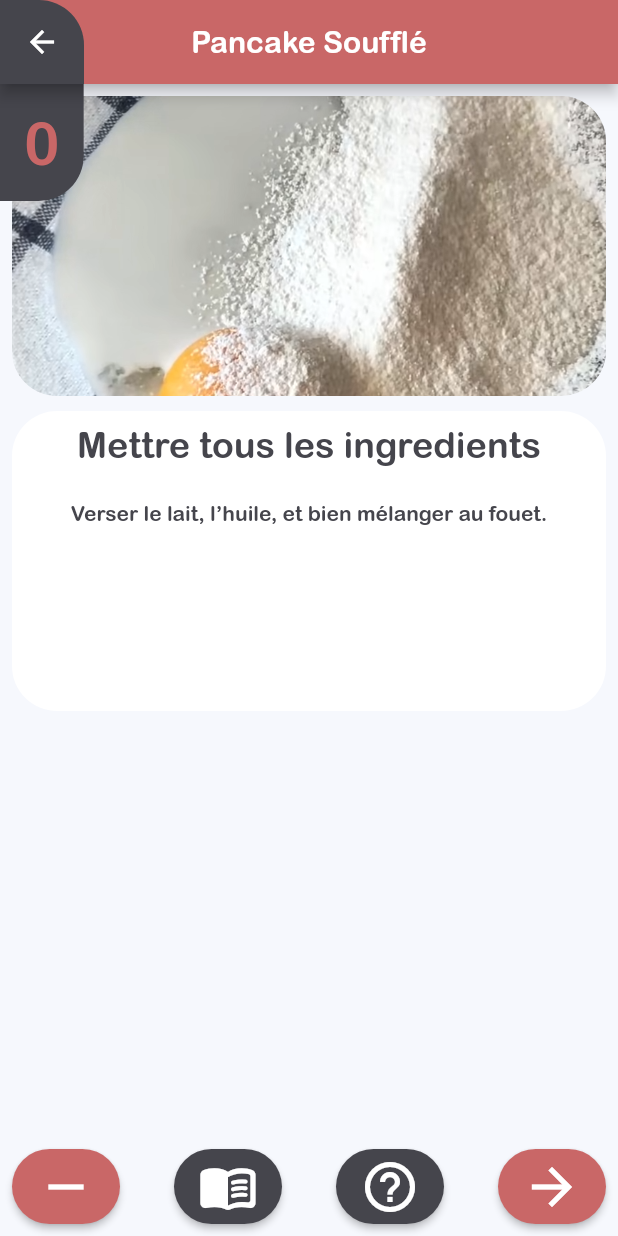
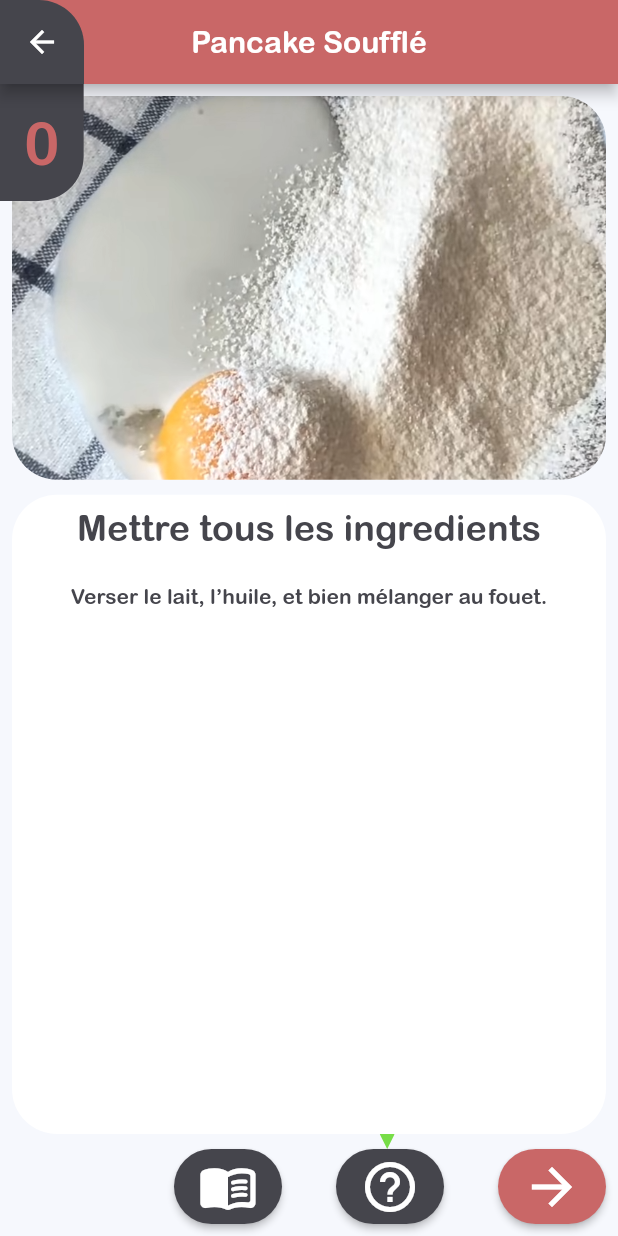
Before and after one commit to otakedev/gred-mobile, a Flutter app: the RecipeStepPage screen opened by its route, on a phone screen of 412 x 824 dp. Run offline on Flutter 3.47's test engine with Material 2 defaults, Android fonts, the phone set to English and light mode, and no system bars; our stand-ins replace flutter_svg, font_awesome_flutter, shared_preferences; accounts and stored records are empty.

Commit message:
[#17] step image and text take all the screen

```diff
--- /dev/null
+++ b/lib/components/draw/DownTriangleClipper.dart
@@ -0,0 +1,16 @@
+import 'package:flutter/material.dart';
+
+class DownTriangleClipper extends CustomClipper<Path> {
+  @override
+  Path getClip(Size size) {
+    final path = Path();
+    path.moveTo(size.width / 2, size.height);
+    path.lineTo(size.width, 0.0);
+    path.lineTo(0.0, 0.0);
+    path.close();
+    return path;
+  }
+
+  @override
+  bool shouldReclip(DownTriangleClipper oldClipper) => false;
+}
--- a/lib/screens/recipe-page/recipe-step-page/components/help_dialog.dart
+++ b/lib/screens/recipe-page/recipe-step-page/components/help_dialog.dart
@@ -6,7 +6,7 @@ import 'package:provider/provider.dart';
 
 class HelpDialog extends StatelessWidget {
   HelpDialog(this._currentStep, {Key key}) : super(key: key);
-  int _currentStep;
+  final int _currentStep;
 
   @override
   Widget build(BuildContext context) {
--- a/lib/screens/recipe-page/recipe-step-page/components/recipe_step.dart
+++ b/lib/screens/recipe-page/recipe-step-page/components/recipe_step.dart
@@ -1,6 +1,6 @@
 import 'package:flutter/material.dart';
+import 'package:gred_mobile/components/draw/DownTriangleClipper.dart';
 import 'package:gred_mobile/core/preference_access.dart';
-import 'package:gred_mobile/core/storage.dart';
 import 'package:gred_mobile/core/text_style.dart';
 import 'package:gred_mobile/models/recipe_step_model.dart';
 import 'package:gred_mobile/providers/recipe_step_provider.dart';
@@ -29,7 +29,9 @@ class RecipeStep extends StatelessWidget {
             padding: const EdgeInsets.all(8.0),
             child: Column(
               children: [
-                Container(
+                Expanded(
+                  flex: 3,
+                  child: Container(
                     height: 200,
                     width: double.infinity,
                     decoration: BoxDecoration(
@@ -40,8 +42,11 @@ class RecipeStep extends StatelessWidget {
                       ),
                     ),
                   ),
+                ),
                 SizedBox(height: 10),
-                Container(
+                Expanded(
+                  flex: 5,
+                  child: Container(
                     height: 200,
                     width: double.infinity,
                     decoration: BoxDecoration(
@@ -71,7 +76,8 @@ class RecipeStep extends StatelessWidget {
                                           padding: const EdgeInsets.all(16.0),
                                           decoration: BoxDecoration(
                                             borderRadius: BorderRadius.only(
-                                              bottomLeft: Radius.circular(30.0),
+                                                bottomLeft:
+                                                    Radius.circular(30.0),
                                                 bottomRight:
                                                     Radius.circular(30.0)),
                                             color: kColorAccent,
@@ -112,6 +118,19 @@ class RecipeStep extends StatelessWidget {
                       ],
                     ),
                   ),
+                ),
+                Container(
+                  height: 10,
+                  child: isHelpAvailable
+                      ? Align(
+                          alignment: Alignment(0.27, 0),
+                          child: ClipPath(
+                              clipper: DownTriangleClipper(),
+                              child: Container(width: 10, color: kColorAccent)),
+                        )
+                      : null,
+                ),
+                SizedBox(height: 50),
               ],
             ),
           ),
--- a/lib/screens/recipe-page/recipe-step-page/components/recipe_steps.dart
+++ b/lib/screens/recipe-page/recipe-step-page/components/recipe_steps.dart
@@ -1,6 +1,5 @@
 import 'package:flutter/material.dart';
 import 'package:gred_mobile/core/preference_access.dart';
-import 'package:gred_mobile/core/storage.dart';
 import 'package:gred_mobile/models/recipe_step_model.dart';
 import 'package:gred_mobile/providers/recipe_provider.dart';
 import 'package:gred_mobile/providers/recipe_step_provider.dart';
@@ -52,8 +51,15 @@ class _RecipeStepsState extends State<RecipeSteps> {
   }
 
   Widget stepButton(IconData icon, void Function() onPressed,
-          {style = ButtonTextTheme.primary, color: kColorPrimary}) =>
-      ButtonTheme(
+          {style = ButtonTextTheme.primary,
+          color: kColorPrimary,
+          visible = true}) =>
+      Visibility(
+        maintainState: true,
+        maintainAnimation: true,
+        maintainSize: true,
+        visible: visible,
+        child: ButtonTheme(
           minWidth: 50.0,
           height: 50.0,
           shape:
@@ -63,6 +69,7 @@ class _RecipeStepsState extends State<RecipeSteps> {
             textTheme: style,
             onPressed: onPressed,
             child: Icon(icon, size: 40),
+          ),
         ),
       );
 
@@ -92,8 +99,9 @@ class _RecipeStepsState extends State<RecipeSteps> {
                 mainAxisAlignment: MainAxisAlignment.spaceBetween,
                 children: [
                   stepButton(
-                    _currentPage < 1 ? Icons.remove : Icons.arrow_back,
+                    Icons.arrow_back,
                     _updatePage(_previousPage()),
+                    visible: _currentPage > 0,
                   ),
                   stepButton(
                     Icons.menu_book_rounded,
@@ -117,10 +125,9 @@ class _RecipeStepsState extends State<RecipeSteps> {
                             return SizedBox.shrink();
                         }),
                   stepButton(
-                    _currentPage >= itemsCount - 1
-                        ? Icons.remove
-                        : Icons.arrow_forward,
+                    Icons.arrow_forward,
                     _updatePage(_nextPage()),
+                    visible: _currentPage < itemsCount - 1,
                   ),
                 ],
               ),
```
Lines whose indentation alone changed are shown as unchanged.
